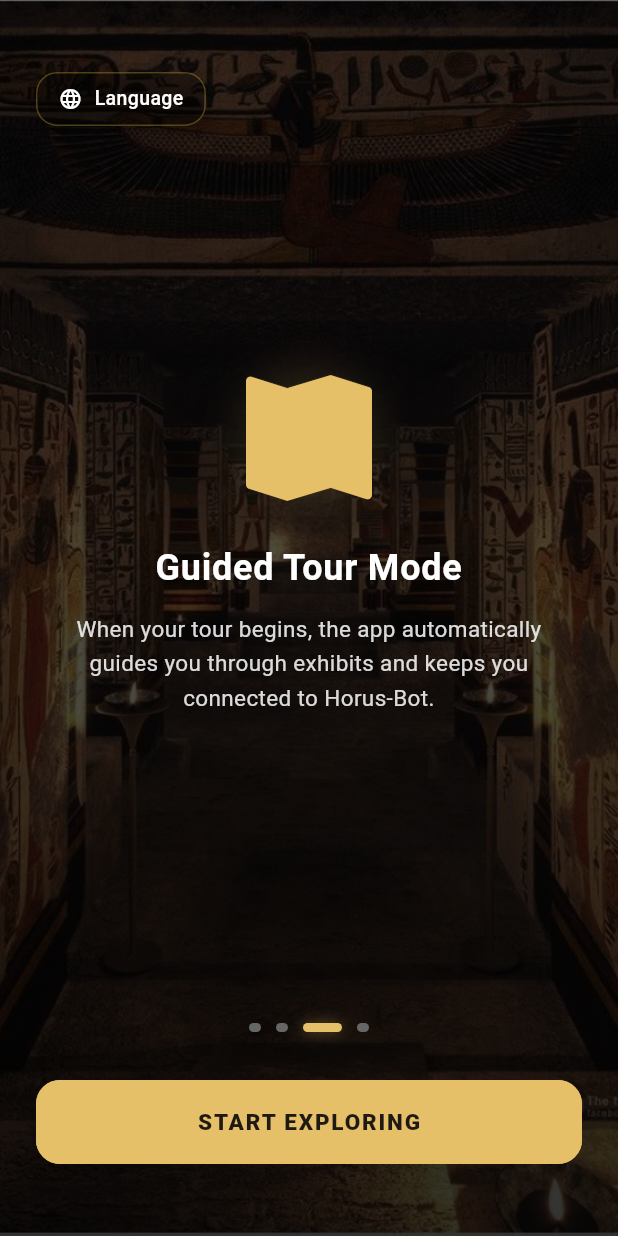
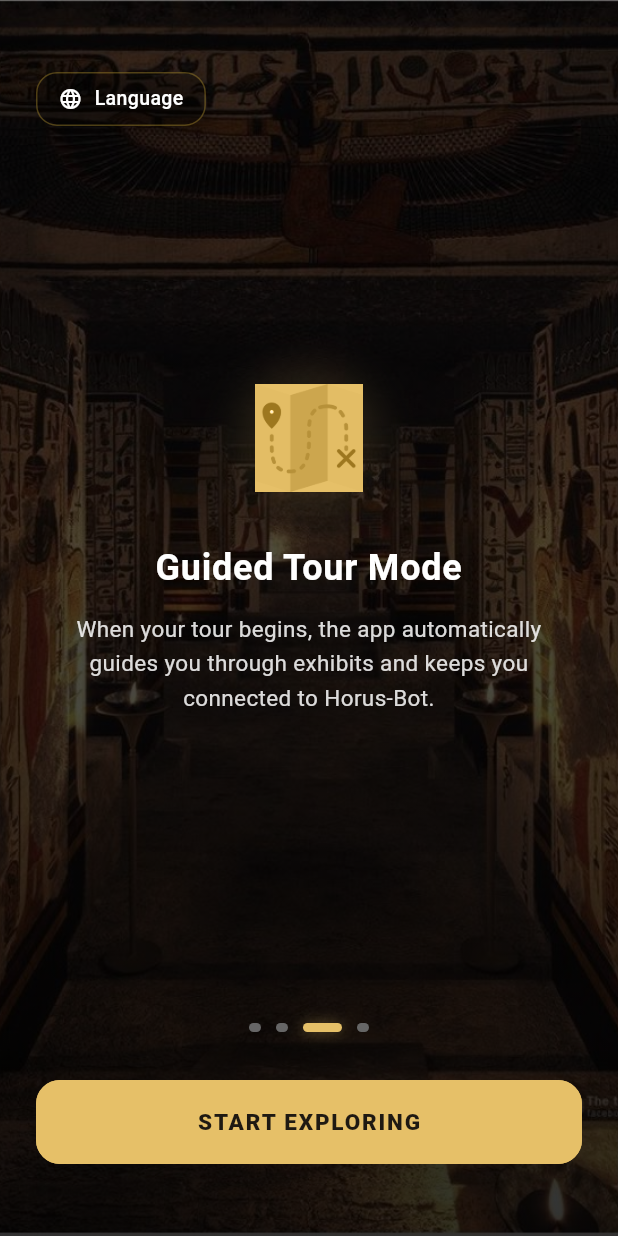
Before and after one commit to Farida-Waheed/museum_app, a Flutter app: the screen it shows after launch, swiped to page 3, on a phone screen of 412 x 824 dp. Run offline on Flutter 3.47's test engine with Material 3 defaults, Android fonts, the phone set to English and light mode, and no system bars; our stand-ins replace audioplayers, permission_handler, shared_preferences; missing offline and left inert: mobile_scanner; project files that could hold a hidden picture were left out.

Commit message:
Finalize onboarding UI polish: icons restored and details preserved
- Switched from 'BlendMode.srcIn' to 'BlendMode.color' for onboarding icons to restore their unique internal details and shapes while maintaining the gold accent.
- Reduced icon size to 72px to ensure visual balance and prevent them from dominating the screen.
- Maintained all previous UI improvements, including the dark cinematic theme, gold accents, shortened text, and looping floating animation.
- Verified that all 4 slides correctly display their respective icons (Pyramid/Sphinx, Pharaoh, Map, Scarab).
- Confirmed that English and Arabic layouts, and RTL support, remain fully functional.

Co-authored-by: Farida-Waheed <172945916+Farida-Waheed@users.noreply.github.com>

```diff
--- a/lib/screens/onboarding/onboarding_screen.dart
+++ b/lib/screens/onboarding/onboarding_screen.dart
@@ -185,10 +185,10 @@ class _OnboardingScreenState extends State<OnboardingScreen> with SingleTickerPr
                                 ),
                                 Image.asset(
                                   pages[index]["iconPath"]!,
-                                  width: 84,
-                                  height: 84,
+                                  width: 72,
+                                  height: 72,
                                   color: const Color(0xFFE6C068),
-                                  colorBlendMode: BlendMode.srcIn,
+                                  colorBlendMode: BlendMode.color,
                                 ),
                               ],
                             ),
```
